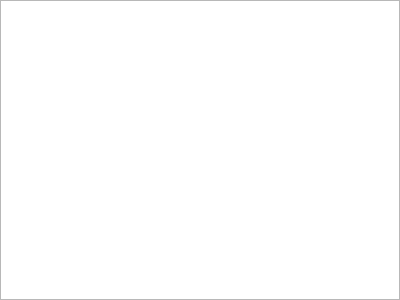
einsteinly/CAUV_old_software, file gui/gui/widgets/datastreampicker.ui: the form before one commit.
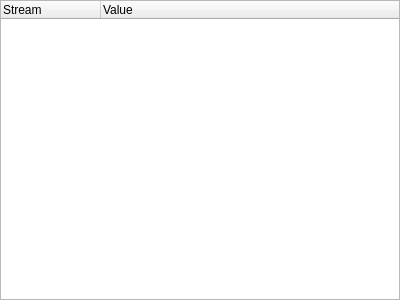
The form after the commit. Custom widgets are drawn as their Qt base class.

Commit message: * editing the data stream values is now possible via the gui for mutable data streams

```diff
--- a/gui/gui/widgets/datastreampicker.ui
+++ b/gui/gui/widgets/datastreampicker.ui
@@ -22,7 +22,7 @@
      <number>0</number>
     </property>
     <item>
-     <widget class="DataStreamList" name="dataStreamsView">
+     <widget class="DataStreamList" name="dataStreams">
       <property name="editTriggers">
        <set>QAbstractItemView::DoubleClicked|QAbstractItemView::EditKeyPressed|QAbstractItemView::SelectedClicked</set>
       </property>
@@ -32,18 +32,25 @@
       <property name="selectionMode">
        <enum>QAbstractItemView::ExtendedSelection</enum>
       </property>
-      <property name="indentation">
-       <number>13</number>
-      </property>
       <property name="animated">
        <bool>true</bool>
       </property>
-      <attribute name="headerVisible">
+      <property name="allColumnsShowFocus">
        <bool>true</bool>
-      </attribute>
-      <attribute name="headerVisible">
-       <bool>true</bool>
-      </attribute>
+      </property>
+      <property name="columnCount">
+       <number>2</number>
+      </property>
+      <column>
+       <property name="text">
+        <string>Stream</string>
+       </property>
+      </column>
+      <column>
+       <property name="text">
+        <string>Value</string>
+       </property>
+      </column>
      </widget>
     </item>
    </layout>
@@ -52,7 +59,7 @@
  <customwidgets>
   <customwidget>
    <class>DataStreamList</class>
-   <extends>QTreeView</extends>
+   <extends>QTreeWidget</extends>
    <header>widgets/datastreampicker.h</header>
   </customwidget>
  </customwidgets>
```
Left out of the diff: 3 changed lines with no effect on the pictures. The commit also changes 3 other files.
